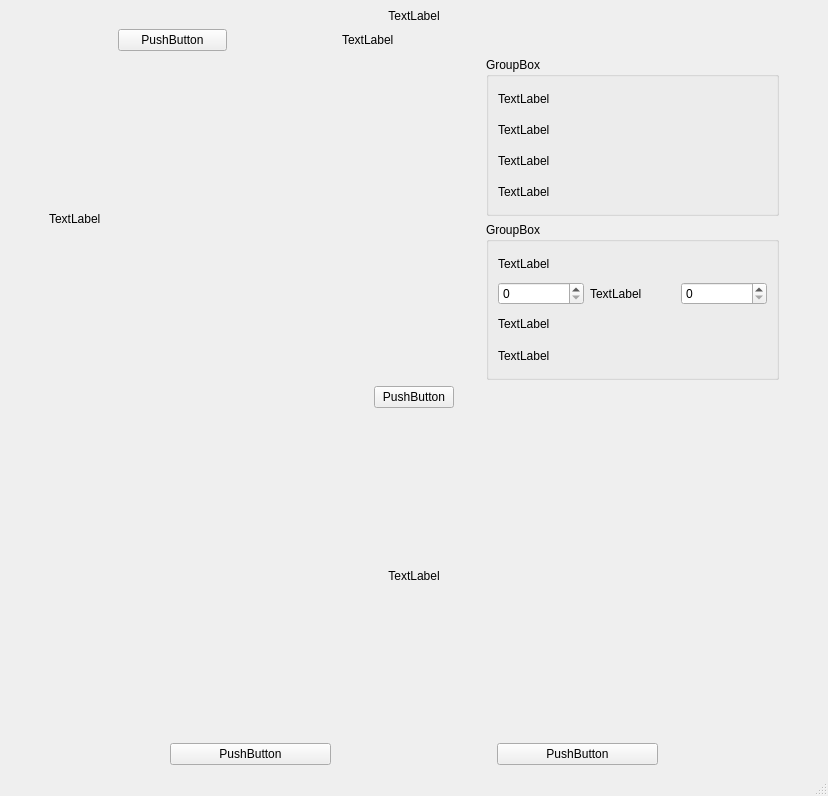
Old version of the form mainwindow.ui in the repository OskarJ328/RGB565Generator.
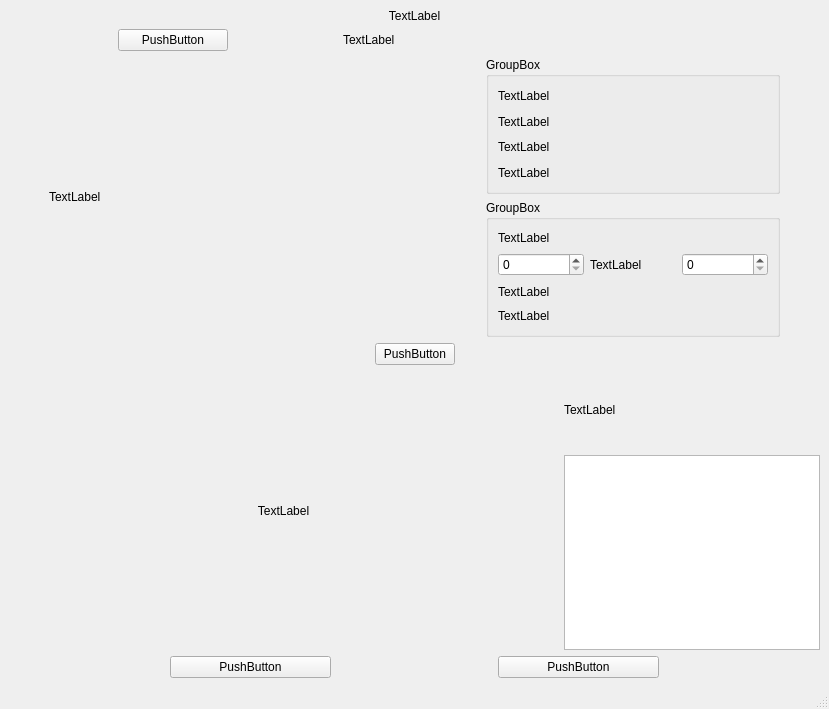
New version of the form.

Commit message: dodanie konwersji do RGB565 i generwoania tablicy oraz struktury zgodnej z formatem dla mojej biblioteki do ili9341

```diff
--- a/mainwindow.ui
+++ b/mainwindow.ui
@@ -6,15 +6,15 @@
    <rect>
     <x>0</x>
     <y>0</y>
-    <width>828</width>
-    <height>796</height>
+    <width>829</width>
+    <height>709</height>
    </rect>
   </property>
   <property name="windowTitle">
    <string>MainWindow</string>
   </property>
   <widget class="QWidget" name="centralwidget">
-   <layout class="QVBoxLayout" name="verticalLayout_3" stretch="0,0,3,0,3,0">
+   <layout class="QVBoxLayout" name="verticalLayout_3" stretch="0,0,2,0,2,0">
     <item>
      <widget class="QLabel" name="labelNaglowek">
       <property name="text">
@@ -266,7 +266,7 @@
      </layout>
     </item>
     <item>
-     <layout class="QHBoxLayout" name="horizontalLayout_4" stretch="1,5,1">
+     <layout class="QHBoxLayout" name="horizontalLayout_4" stretch="0,2,0,0">
       <item>
        <spacer name="horizontalSpacer_12">
         <property name="orientation">
@@ -306,6 +306,20 @@
         </property>
        </spacer>
       </item>
+      <item>
+       <layout class="QVBoxLayout" name="verticalLayout" stretch="2,5">
+        <item>
+         <widget class="QLabel" name="labelEnterArrayName">
+          <property name="text">
+           <string>TextLabel</string>
+          </property>
+         </widget>
+        </item>
+        <item>
+         <widget class="QTextEdit" name="textEditArrayNameVal"/>
+        </item>
+       </layout>
+      </item>
      </layout>
     </item>
     <item>
```
Left out of the diff: 4 changed lines with no effect on the pictures. The commit also changes 2 other files.
